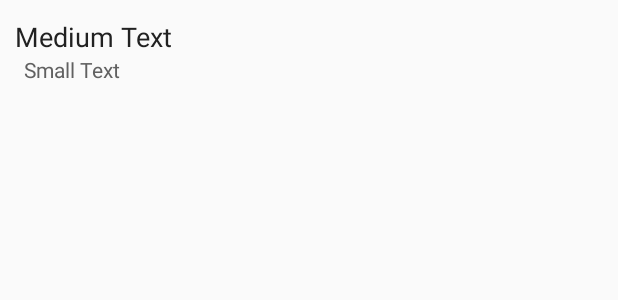
After one commit to samuel-bily/spse-instructor, an Android app: the layout row_test.xml on its own in the app's theme, with its tools: preview values and no code run, on a phone screen of 412 x 824 dp. The commit adds this screen. Shown: the top 300 px of the screen. Run offline under Robolectric (Android 15) with nearby library versions, the phone set to English and light mode, and no system bars.

Commit message:
Edit Tests

```diff
--- a/app/src/main/java/com/bily/samuel/spseinstructor/EditQuestionActivity.java
+++ b/app/src/main/java/com/bily/samuel/spseinstructor/EditQuestionActivity.java
@@ -1,6 +1,7 @@
 package com.bily.samuel.spseinstructor;
 
 import android.annotation.SuppressLint;
+import android.content.Intent;
 import android.os.AsyncTask;
 import android.support.design.widget.Snackbar;
 import android.support.v4.app.DialogFragment;
@@ -30,11 +31,16 @@ public class EditQuestionActivity extends AppCompatActivity {
     private DatabaseHelper db;
     private ActionProcessButton button;
     private String name;
+    private int id_t;
 
     @Override
     protected void onCreate(Bundle savedInstanceState) {
         super.onCreate(savedInstanceState);
         setContentView(R.layout.activity_edit_question);
+        Intent i = getIntent();
+        name = i.getStringExtra("name");
+        id_t = i.getIntExtra("id_t",0);
+        setTitle(name);
     }
 
     @Override
--- a/app/src/main/java/com/bily/samuel/spseinstructor/MainActivity.java
+++ b/app/src/main/java/com/bily/samuel/spseinstructor/MainActivity.java
@@ -88,6 +88,11 @@ public class MainActivity extends AppCompatActivity {
         startActivity(i);
     }
 
+    public void onMyTestsButtonClicked(View view){
+        Intent i = new Intent(getApplicationContext(), EditTestActivity.class);
+        startActivity(i);
+    }
+
     @SuppressLint("ValidFragment")
     public class dialogFragment extends DialogFragment {
         @Override
--- a/app/src/main/java/com/bily/samuel/spseinstructor/lib/JSONParser.java
+++ b/app/src/main/java/com/bily/samuel/spseinstructor/lib/JSONParser.java
@@ -32,7 +32,8 @@ public class JSONParser {
         StringBuilder stringBuilder = null;
 
         try{
-            URL url = new URL("http://spse.samuel-bily.xyz/instructor/index.php");
+            URL url = new URL("http://139.59.136.208/spse/instructor/index.php");
+            //URL url = new URL("http://spse.samuel-bily.xyz/instructor/index.php");
             HttpURLConnection urlConnection = (HttpURLConnection) url.openConnection();
             urlConnection.setReadTimeout(6000);
             urlConnection.setConnectTimeout(7000);
--- /dev/null
+++ b/app/src/main/res/layout/row_test.xml
@@ -0,0 +1,41 @@
+<?xml version="1.0" encoding="utf-8"?>
+<LinearLayout xmlns:android="http://schemas.android.com/apk/res/android"
+    android:orientation="vertical" android:layout_width="match_parent"
+    android:layout_height="match_parent">
+
+    <TextView
+        android:layout_width="wrap_content"
+        android:layout_height="wrap_content"
+        android:textAppearance="?android:attr/textAppearanceSmall"
+        android:text="Small Text"
+        android:id="@+id/testId"
+        android:layout_weight="0"
+        android:textSize="0dp" />
+
+    <TextView
+        android:layout_width="match_parent"
+        android:layout_height="wrap_content"
+        android:textAppearance="?android:attr/textAppearanceMedium"
+        android:text="Medium Text"
+        android:id="@+id/testName"
+        android:lines="1"
+        android:ellipsize="marquee"
+        android:fadingEdge="horizontal"
+        android:marqueeRepeatLimit="marquee_forever"
+        android:scrollHorizontally="true"
+        android:textColor="@color/material_grey_900"
+        android:layout_marginLeft="10dp"
+        android:layout_marginTop="10dp"
+        android:layout_marginRight="10dp" />
+
+    <TextView
+        android:layout_width="wrap_content"
+        android:layout_height="wrap_content"
+        android:textAppearance="?android:attr/textAppearanceSmall"
+        android:text="Small Text"
+        android:id="@+id/textViewInfo"
+        android:layout_marginLeft="16dp"
+        android:layout_marginBottom="10dp"
+        android:textColor="@color/colorGrey700" />
+
+</LinearLayout>
--- a/app/src/main/res/menu/menu_edit_question.xml
+++ b/app/src/main/res/menu/menu_edit_question.xml
@@ -1,6 +1,9 @@
 <?xml version="1.0" encoding="utf-8"?>
 <menu xmlns:android="http://schemas.android.com/apk/res/android">
     <item android:id="@+id/edit_name"
-        android:title="PREMENOVAŤ"
+        android:title="Premenovať"
+        android:showAsAction="always"/>
+    <item android:id="@+id/publish"
+        android:title="Zverejniť"
         android:showAsAction="ifRoom"/>
 </menu>
--- a/app/src/main/res/values/colors.xml
+++ b/app/src/main/res/values/colors.xml
@@ -7,5 +7,7 @@
     <color name="colorLight">#B0BEC5</color>
     <color name="colorRed">#EF5350</color>
     <color name="colorGreen">#4CAF50</color>
+    <color name="colorGrey700">#616161</color>
+    <color name="colorGrey900">#212121</color>
 
 </resources>
```
Also changed, not shown: app/src/main/java/com/bily/samuel/spseinstructor/EditTestActivity.java (+109 -1 lines), app/src/main/java/com/bily/samuel/spseinstructor/lib/adapter/EditTestAdapter.java (added, +68 -0 lines), app/src/main/java/com/bily/samuel/spseinstructor/lib/database/DatabaseHelper.java (+34 -0 lines), app/src/main/java/com/bily/samuel/spseinstructor/lib/database/Test.java (+12 -0 lines), app/src/main/res/layout/activity_edit_test.xml (+11 -6 lines), app/src/main/res/layout/activity_main.xml (+13 -7 lines).
